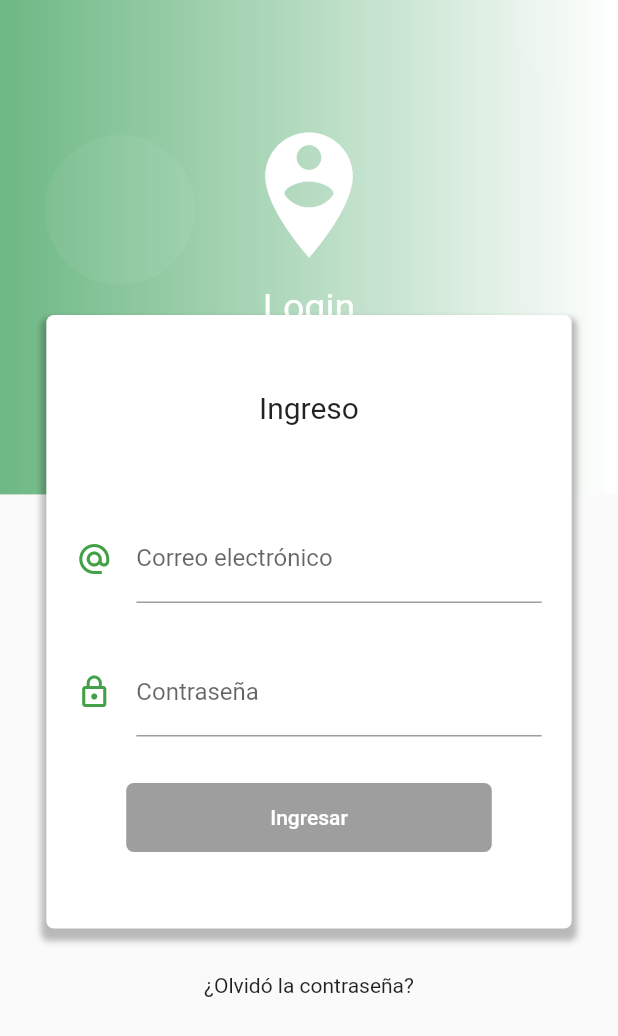
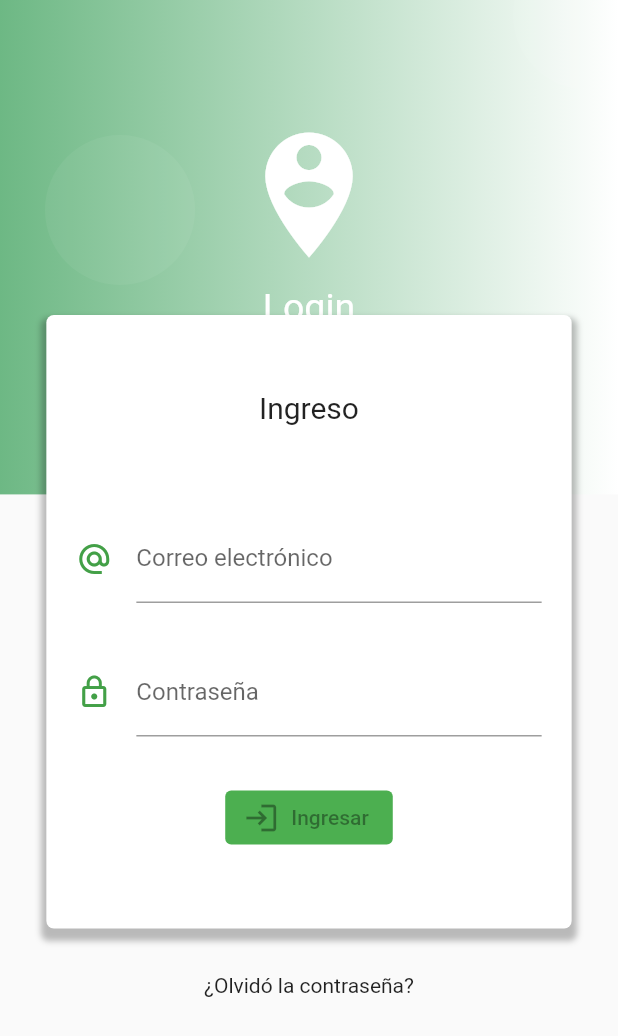
Before and after one commit to Tanito/formValidations, a Flutter app: the LoginPage screen opened by its route, on a phone screen of 412 x 824 dp. Shown: the top 1036 px of the screen. Run offline on Flutter 3.47's test engine with Material 2 defaults, Android fonts, the phone set to English and light mode, and no system bars; our stand-ins replace image_picker, rxdart; missing offline and left inert: mime_type.

```diff
--- a/lib/src/pages/login_page.dart
+++ b/lib/src/pages/login_page.dart
@@ -107,17 +107,19 @@ class LoginPage extends StatelessWidget {
     return StreamBuilder(
       stream: bloc.formValidStream,
       builder: (BuildContext context, AsyncSnapshot snapshot) {
-        return RaisedButton(
-            child: Container(
-              padding: EdgeInsets.symmetric(horizontal: 80.0, vertical: 15.0),
-              child: Text('Ingresar'),
-            ),
-            shape: RoundedRectangleBorder(
-                borderRadius: BorderRadius.circular(5.0)),
-            elevation: 0.0,
-            color: Colors.greenAccent,
-            textColor: Colors.white,
-            onPressed: snapshot.hasData ? () => _login(bloc, context) : null);
+        return ElevatedButton.icon(
+          style: ButtonStyle(
+            backgroundColor:
+              MaterialStateProperty.resolveWith((Set<MaterialState> states) {
+            return Colors.green;
+          }),
+        ),
+        label: Text('Ingresar'),
+        icon: Icon(Icons.login),
+        autofocus: true,
+        onPressed: snapshot.hasData ? () => _login(bloc, context) : null
+        );
+
       },
     );
   }
--- a/pubspec.yaml
+++ b/pubspec.yaml
@@ -25,6 +25,8 @@ dependencies:
   cupertino_icons: ^0.1.2
   rxdart: ^0.22.0
   http:
+  image_picker:
+  mime_type:
 
 dev_dependencies:
   flutter_test:
@@ -43,8 +45,8 @@ flutter:
   uses-material-design: true
 
   # To add assets to your application, add an assets section, like this:
-  # assets:
-  #  - images/a_dot_burr.jpeg
+  assets:
+   - assets/
   #  - images/a_dot_ham.jpeg
 
   # An image asset can refer to one or more resolution-specific "variants", see
```
Also changed, not shown: lib/src/models/producto_model.dart (+18 -19 lines), lib/src/pages/home_page.dart (+66 -2 lines), lib/src/pages/producto_page.dart (+111 -14 lines), lib/src/providers/productos_provider.dart (+32 -30 lines), assets/jar-loading.gif (added), assets/no-image.png (added), pubspec.lock, 1 other file.
